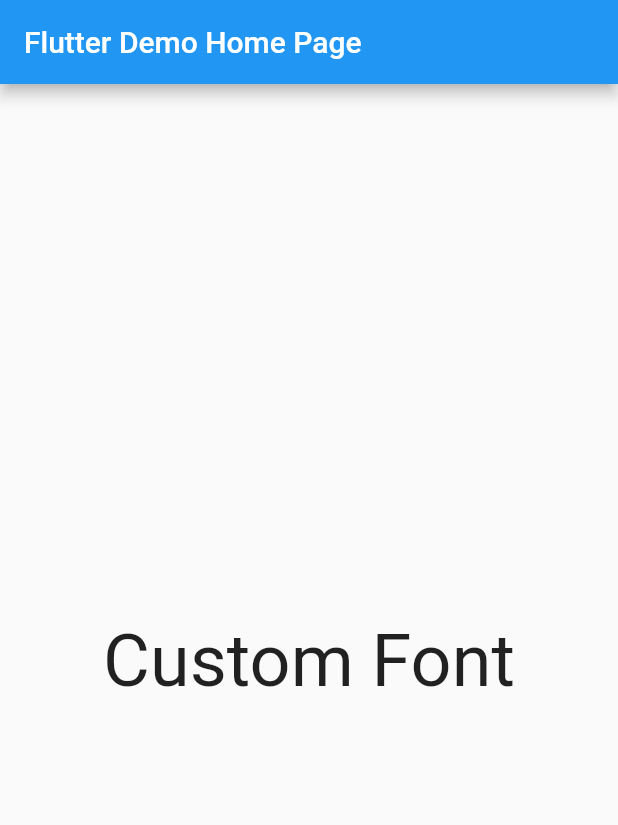
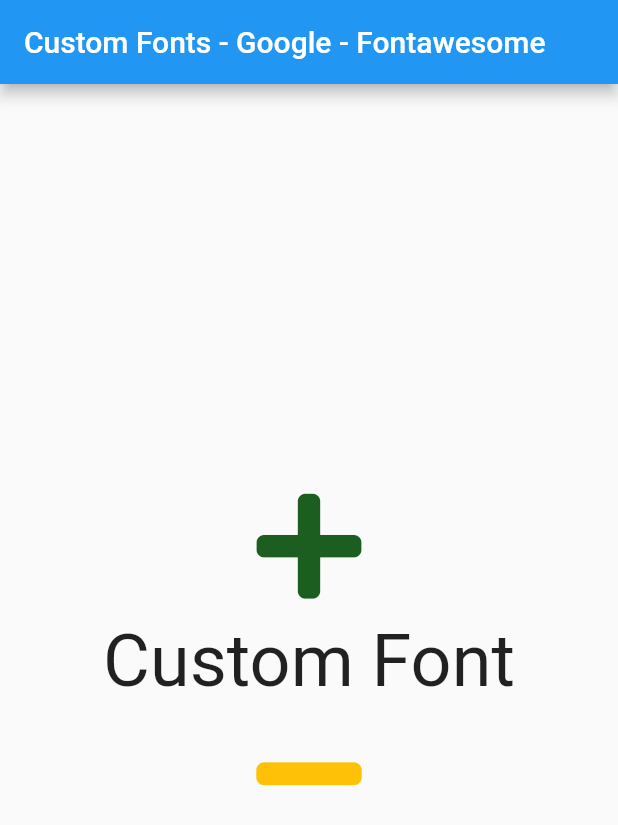
Before and after one commit to ekoRemDev/flutter_custom_font, a Flutter app: the screen it shows after launch, on a phone screen of 412 x 824 dp. Shown: the top 825 px of the screen. Run offline on Flutter 3.47's test engine with Material 2 defaults, Android fonts, the phone set to English and light mode, and no system bars; our stand-ins replace font_awesome_flutter, google_fonts.

Commit message:
google and fontawesome

```diff
--- a/lib/main.dart
+++ b/lib/main.dart
@@ -1,5 +1,6 @@
 import 'package:flutter/material.dart';
 import 'package:google_fonts/google_fonts.dart';
+import 'package:font_awesome_flutter/font_awesome_flutter.dart';
 
 void main() => runApp(MyApp());
 
@@ -7,11 +8,11 @@ class MyApp extends StatelessWidget {
   @override
   Widget build(BuildContext context) {
     return MaterialApp(
-      title: 'Flutter Demo',
+      title: 'Custom Font',
       theme: ThemeData(
         primarySwatch: Colors.blue,
       ),
-      home: MyHomePage(title: 'Flutter Demo Home Page'),
+      home: MyHomePage(title: 'Custom Fonts - Google - Fontawesome'),
     );
   }
 }
@@ -26,8 +27,6 @@ class MyHomePage extends StatefulWidget {
 }
 
 class _MyHomePageState extends State<MyHomePage> {
-
-
   @override
   Widget build(BuildContext context) {
     return Scaffold(
@@ -38,10 +37,27 @@ class _MyHomePageState extends State<MyHomePage> {
         child: Column(
           mainAxisAlignment: MainAxisAlignment.center,
           children: <Widget>[
+            IconButton(
+                color: Colors.green[900],
+                iconSize: 80,
+                // Use the FaIcon Widget + FontAwesomeIcons class for the IconData
+                icon: FaIcon(FontAwesomeIcons.plus),
+                onPressed: () {
+                  print("Pressed");
+                }),
             Text(
-              'Custom Font',style: GoogleFonts.bungeeShade(fontWeight: FontWeight.normal, fontSize: 48.0),
+              'Custom Font',
+              style: GoogleFonts.bungeeShade(
+                  fontWeight: FontWeight.normal, fontSize: 48.0),
             ),
-
+            IconButton(
+                color: Colors.amber,
+                iconSize: 80,
+                // Use the FaIcon Widget + FontAwesomeIcons class for the IconData
+                icon: FaIcon(FontAwesomeIcons.minus),
+                onPressed: () {
+                  print("Pressed");
+                })
           ],
         ),
       ),
--- a/pubspec.yaml
+++ b/pubspec.yaml
@@ -21,6 +21,7 @@ dependencies:
     sdk: flutter
 
   google_fonts: ^0.3.10
+  font_awesome_flutter: ^8.7.0
 
 
   # The following adds the Cupertino Icons font to your application.
```
Also changed, not shown: pubspec.lock.
